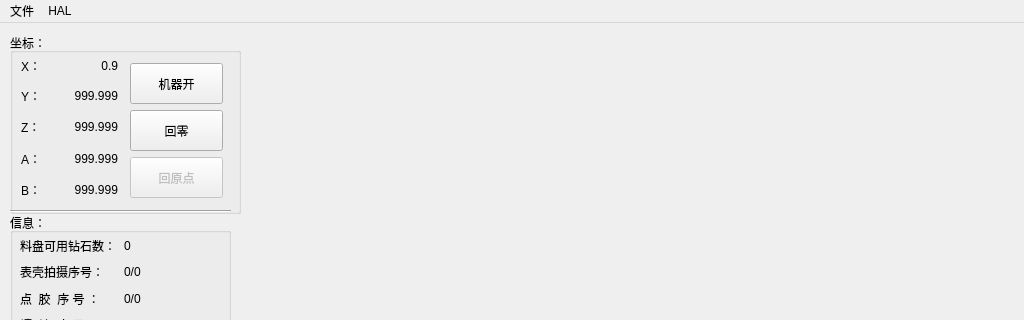
Old version of the form watchdiamondwidget.ui in the repository huangbocai/watch; both pictures show x 0 to 1024 and y 0 to 320 of the 1024 by 768 pixel window.
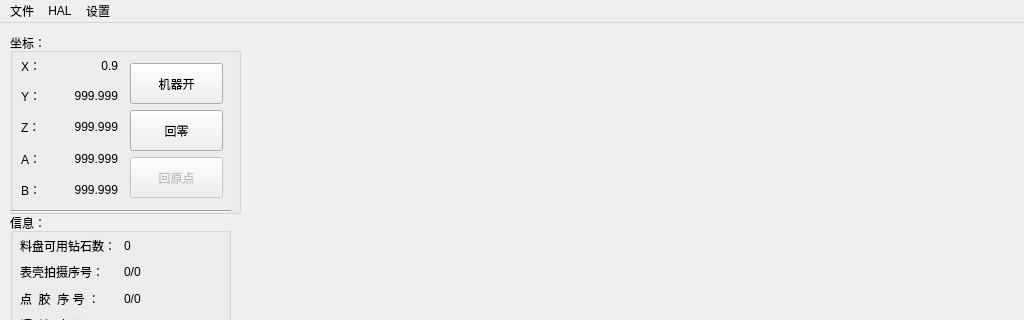
New version of the form.

```diff
--- a/watchdiamondwidget.ui
+++ b/watchdiamondwidget.ui
@@ -1432,8 +1432,15 @@
     <addaction name="action_halMeter"/>
     <addaction name="action_halScope"/>
    </widget>
+   <widget class="QMenu" name="menu_2">
+    <property name="title">
+     <string>设置</string>
+    </property>
+    <addaction name="action_algorithm"/>
+   </widget>
    <addaction name="menu"/>
    <addaction name="menuHAL"/>
+   <addaction name="menu_2"/>
   </widget>
   <action name="action_halConfig">
    <property name="text">
```
Left out of the diff: 5 changed lines with no effect on the pictures.
